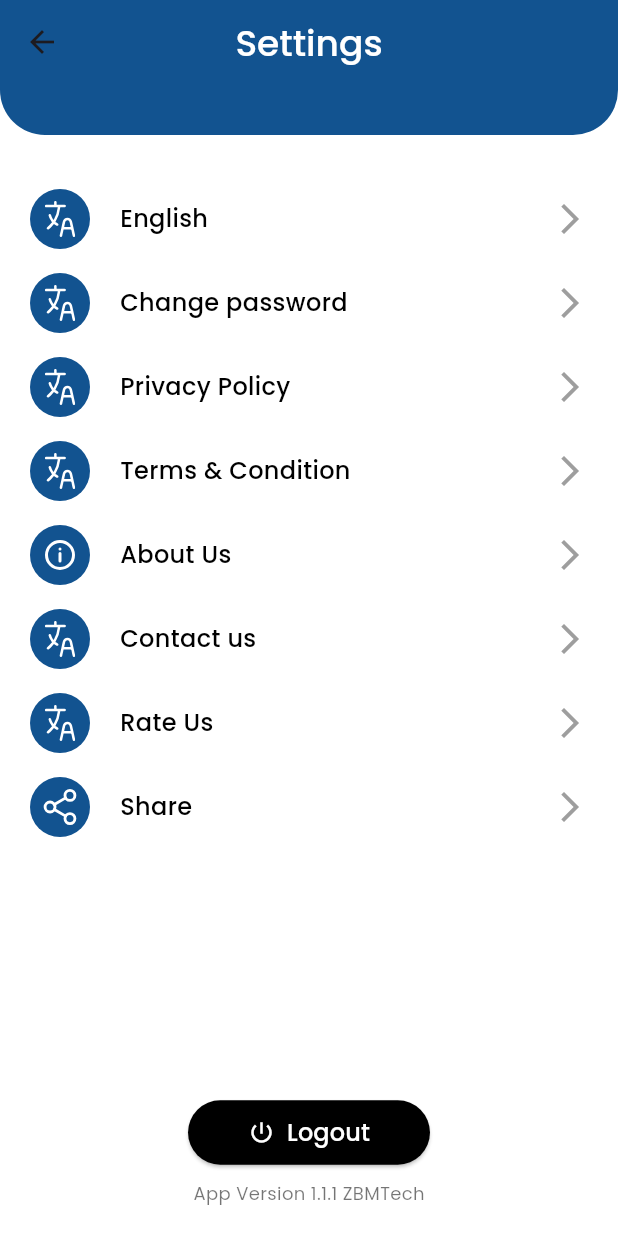
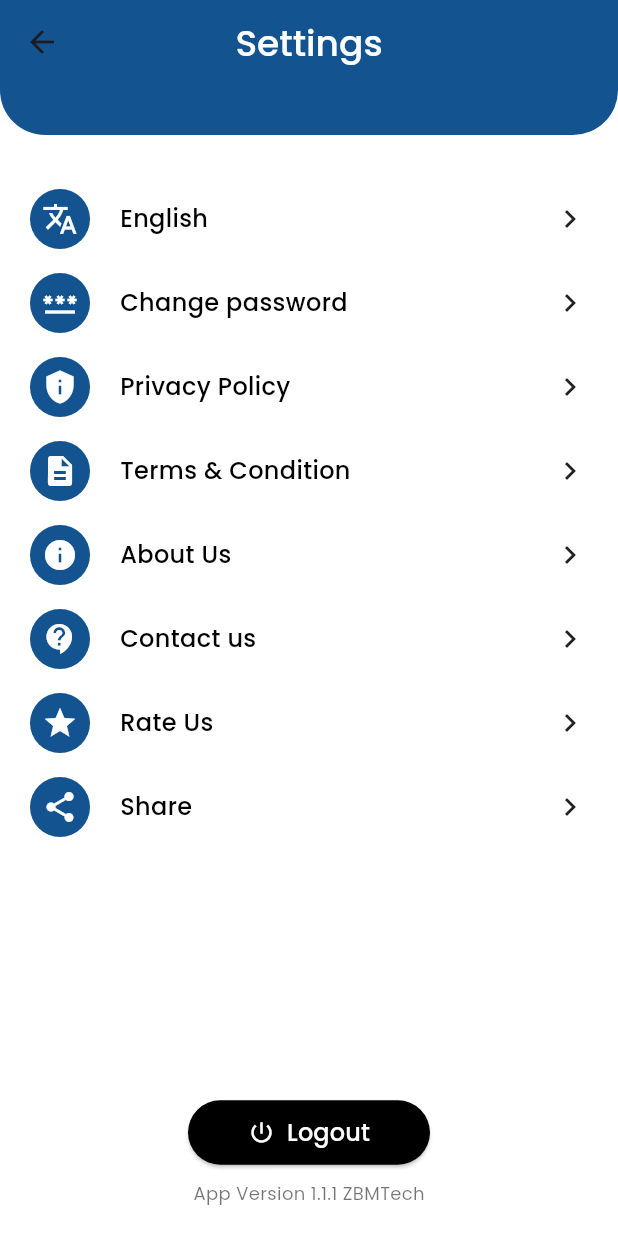
Before and after one commit to ZainAli417/teacherapp, a Flutter app: the SettingsScreen screen opened by its route, on a phone screen of 412 x 824 dp. Run offline on Flutter 3.47's test engine with Material 3 defaults, Android fonts, the phone set to English and light mode, and no system bars; our stand-ins replace flutter_svg, google_fonts.

Commit message:
OLL APP Base screens

```diff
--- a/lib/UI/LoginScreen.dart
+++ b/lib/UI/LoginScreen.dart
@@ -1,5 +1,6 @@
 import 'package:flutter/material.dart';
 import 'package:google_fonts/google_fonts.dart';
+import 'package:ollapp/Navbar.dart';
 import 'ForgetPasswordScreen.dart';
 import 'TeacherScreen.dart';
 
@@ -170,7 +171,7 @@ class _LoginScreenState extends State<LoginScreen>
                               Navigator.pushReplacement(
                                 context,
                                 MaterialPageRoute(
-                                    builder: (context) => TeacherScreen()),
+                                    builder: (context) => navbar()),
                               );
                             }
                           },
--- a/lib/UI/SettingsScreen.dart
+++ b/lib/UI/SettingsScreen.dart
@@ -4,10 +4,38 @@ import 'package:google_fonts/google_fonts.dart';
 import 'package:flutter_svg/flutter_svg.dart';
 import '../providers/setting_provider.dart';
 
-import 'package:flutter_svg/flutter_svg.dart';
+class SettingsScreen extends StatefulWidget {
+  const SettingsScreen({super.key});
 
-class SettingsScreen extends StatelessWidget {
-  const SettingsScreen({super.key});
+  @override
+  _SettingsScreenState createState() => _SettingsScreenState();
+}
+
+class _SettingsScreenState extends State<SettingsScreen> {
+  final GlobalKey<AnimatedListState> _listKey = GlobalKey<AnimatedListState>();
+  final List<Map<String, String>> settingsItems = [
+    {"icon": "translate", "title": "English"},
+    {"icon": "password", "title": "Change password"},
+    {"icon": "privacy_tip", "title": "Privacy Policy"},
+    {"icon": "description", "title": "Terms & Condition"},
+    {"icon": "info", "title": "About Us"},
+    {"icon": "contact_support", "title": "Contact us"},
+    {"icon": "star", "title": "Rate Us"},
+    {"icon": "share", "title": "Share"},
+  ];
+
+  @override
+  void initState() {
+    super.initState();
+    _addItems();
+  }
+
+  void _addItems() async {
+    for (int i = 0; i < settingsItems.length; i++) {
+      await Future.delayed(Duration(milliseconds: 150));
+      _listKey.currentState?.insertItem(i);
+    }
+  }
 
   @override
   Widget build(BuildContext context) {
@@ -16,9 +44,9 @@ class SettingsScreen extends StatelessWidget {
       child: Scaffold(
         backgroundColor: Colors.white,
         appBar: PreferredSize(
-          preferredSize: Size.fromHeight(90), // Set the height
+          preferredSize: const Size.fromHeight(90), // Set the height
           child: AppBar(
-            backgroundColor: Color(0xFF125390),
+            backgroundColor: const Color(0xFF125390),
             title: Text(
               "Settings",
               style: GoogleFonts.poppins(
@@ -37,7 +65,6 @@ class SettingsScreen extends StatelessWidget {
             ),
           ),
         ),
-
         body: Column(
           children: [
             Expanded(child: _buildSettingsList()),
@@ -49,32 +76,58 @@ class SettingsScreen extends StatelessWidget {
   }
 
   Widget _buildSettingsList() {
-    final List<Map<String, String>> settingsItems = [
-      {"icon": "assets/images/language.svg", "title": "English"},
-      {"icon": "assets/images/language.svg", "title": "Change password"},
-      {"icon": "assets/images/language.svg", "title": "Privacy Policy"},
-      {"icon": "assets/images/language.svg", "title": "Terms & Condition"},
-      {"icon": "assets/images/user_pro_info.svg", "title": "About Us"},
-      {"icon": "assets/images/language.svg", "title": "Contact us"},
-      {"icon": "assets/images/language.svg", "title": "Rate Us"},
-      {"icon": "assets/images/share_button.svg", "title": "Share"},
-    ];
-
-    return ListView.builder(
-      padding: EdgeInsets.symmetric(horizontal: 20, vertical: 20),
-      itemCount: settingsItems.length,
-      itemBuilder: (context, index) {
-        final item = settingsItems[index];
-        return _buildSettingsListItem(item, index);
+    return AnimatedList(
+      key: _listKey,
+      initialItemCount: 0,
+      padding: const EdgeInsets.symmetric(horizontal: 20, vertical: 20),
+      itemBuilder: (context, index, animation) {
+        return _buildSettingsListItem(settingsItems[index], animation);
       },
     );
   }
 
-  Widget _buildSettingsListItem(Map<String, String> item, int index) {
-    return AnimatedContainer(
-      duration: Duration(milliseconds: 300 + (index * 100)),
+  Widget _buildSettingsListItem(Map<String, String> item, Animation<double> animation) {
+    IconData iconData;
+
+    switch (item['icon']) {
+      case 'translate':
+        iconData = Icons.translate;
+        break;
+      case 'password':
+        iconData = Icons.password;
+        break;
+      case 'privacy_tip':
+        iconData = Icons.privacy_tip;
+        break;
+      case 'description':
+        iconData = Icons.description;
+        break;
+      case 'info':
+        iconData = Icons.info;
+        break;
+      case 'contact_support':
+        iconData = Icons.contact_support;
+        break;
+      case 'star':
+        iconData = Icons.star;
+        break;
+      case 'share':
+        iconData = Icons.share;
+        break;
+      default:
+        iconData = Icons.help; // Fallback icon
+    }
+
+    return SlideTransition(
+      position: Tween<Offset>(
+        begin: const Offset(-1, 0),
+        end: Offset.zero,
+      ).animate(CurvedAnimation(
+        parent: animation,
         curve: Curves.easeInOut,
-      margin: EdgeInsets.only(top: 16),
+      )),
+      child: Container(
+        margin: const EdgeInsets.only(top: 16),
         child: Row(
           children: [
             Container(
@@ -85,14 +138,14 @@ class SettingsScreen extends StatelessWidget {
                 shape: BoxShape.circle,
               ),
               child: Padding(
-              padding: EdgeInsets.all(8.0),
-              child: SvgPicture.asset(
-                item['icon']!,
+                padding: const EdgeInsets.all(8.0),
+                child: Icon(
+                  iconData,
                   color: Colors.white, // Ensure the icon is white for visibility
                 ),
               ),
             ),
-          SizedBox(width: 20),
+            const SizedBox(width: 20),
             Expanded(
               child: Text(
                 item['title']!,
@@ -103,11 +156,13 @@ class SettingsScreen extends StatelessWidget {
                 ),
               ),
             ),
-          Icon(Icons.arrow_forward_ios, color: Colors.grey),
+            const Icon(Icons.chevron_right, color: Colors.black87),
           ],
+        ),
       ),
     );
   }
+
   Widget _buildLogoutButton() {
     return Padding(
       padding: const EdgeInsets.symmetric(vertical: 20.0),
@@ -120,9 +175,9 @@ class SettingsScreen extends StatelessWidget {
               shape: RoundedRectangleBorder(
                 borderRadius: BorderRadius.circular(30.0),
               ),
-              padding: EdgeInsets.symmetric(horizontal: 40, vertical: 10),
+              padding: const EdgeInsets.symmetric(horizontal: 40, vertical: 10),
             ),
-            icon: Icon(Icons.power_settings_new, color: Colors.white),
+            icon: const Icon(Icons.power_settings_new, color: Colors.white),
             label: Text(
               "Logout",
               style: GoogleFonts.poppins(
@@ -135,7 +190,7 @@ class SettingsScreen extends StatelessWidget {
               // Handle logout logic
             },
           ),
-          SizedBox(height: 8),
+          const SizedBox(height: 8),
           Text(
             "App Version 1.1.1 ZBMTech",
             style: GoogleFonts.poppins(
@@ -147,5 +202,4 @@ class SettingsScreen extends StatelessWidget {
       ),
     );
   }
-
 }
--- a/lib/main.dart
+++ b/lib/main.dart
@@ -45,7 +45,7 @@ class TeacherApp extends StatelessWidget {
           '/teacher': (context) => TeacherScreen(),
           '/profile': (context) => ProfileScreen(),
           '/schedule': (context) =>ScheduleScreen (),
-          '/settings': (context) =>SettingsScreen (),
+          '/settings': (context) => SettingsScreen (),
 
 
 
--- a/lib/providers/shedule_provider.dart
+++ b/lib/providers/shedule_provider.dart
@@ -19,6 +19,7 @@ class ScheduleProvider extends ChangeNotifier {
       // Tuesday
       [
         {"time": "11:00 AM - 2:00 PM", "subject": "Biology", "class": "10 - A (Science)", "icon": "assets/images/bio.svg"},
+
       ],
       // Wednesday
       [],
--- a/lib/providers/splash_provider.dart
+++ b/lib/providers/splash_provider.dart
@@ -1,12 +1,13 @@
 import 'package:flutter/material.dart';
 import 'package:ollapp/Navbar.dart';
+import 'package:ollapp/UI/LoginScreen.dart';
 
 class SplashProvider with ChangeNotifier {
   void navigateToLogin(BuildContext context) {
     Future.delayed(Duration(seconds: 3), () {
       Navigator.pushReplacement(
         context,
-        MaterialPageRoute(builder: (context) => navbar()),
+        MaterialPageRoute(builder: (context) => LoginScreen()),
       );
 
     });
```
Also changed, not shown: assets/images/terms.svg (added), lib/UI/SheduleScreen.dart (indentation only). Lines whose indentation alone changed are shown as unchanged.
